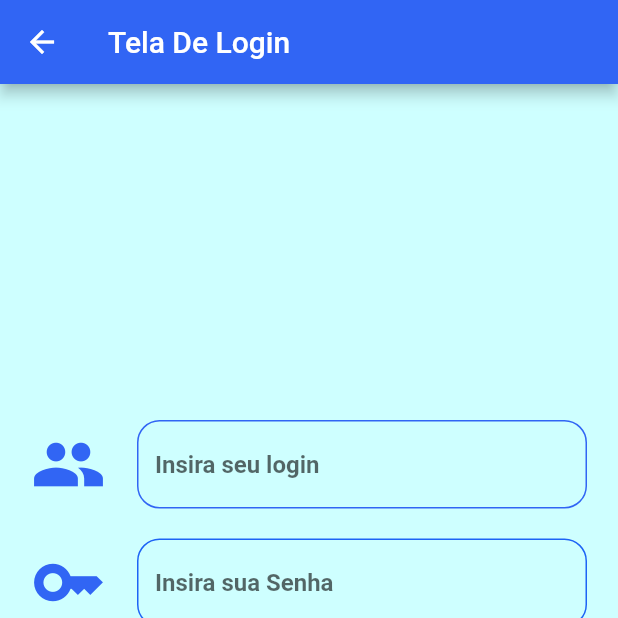
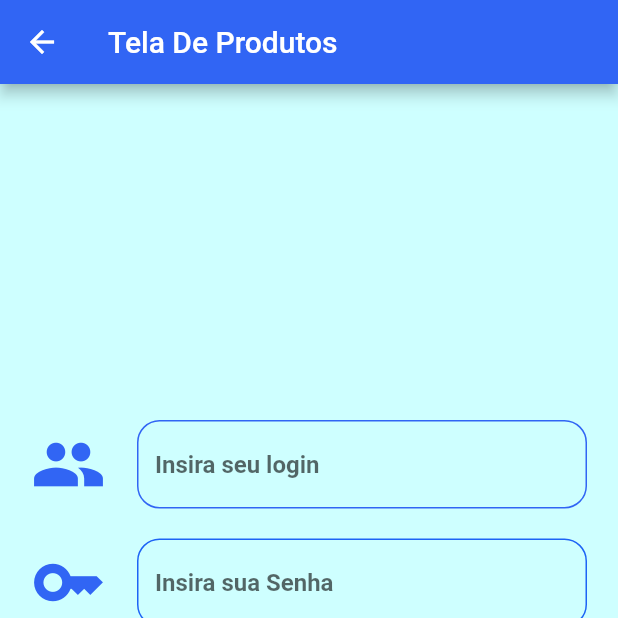
Before and after one commit to ViniBOYs/MobileFiles, a Flutter app: the TelaAddProdutos screen opened directly, on a phone screen of 412 x 824 dp, the top half of it. Run offline on Flutter 3.47's test engine with Material 2 defaults, Android fonts, the phone set to English and light mode, and no system bars; missing offline and left inert: dart:ffi.

Commit message:
Update telaAddProduto.dart

```diff
--- a/SOMATIVA/atv_somativa_1/lib/telaAddProduto.dart
+++ b/SOMATIVA/atv_somativa_1/lib/telaAddProduto.dart
@@ -12,7 +12,7 @@ class _TelaAddProdutosState extends State<TelaAddProdutos> {
   Widget build(BuildContext context) {
     return Scaffold(
       appBar: AppBar(
-        title: Text("Tela De Login"),
+        title: Text("Tela De Produtos"),
         backgroundColor: Color.fromARGB(255,49, 101, 244),
       ),
       body: ListView(
```
